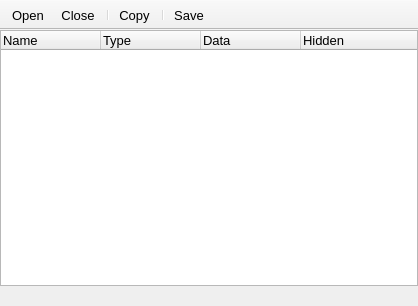
Qt form plugins/OpenHDF5/OpenHdf5.ui (NeutrinoToolkit/Neutrino) before a commit.
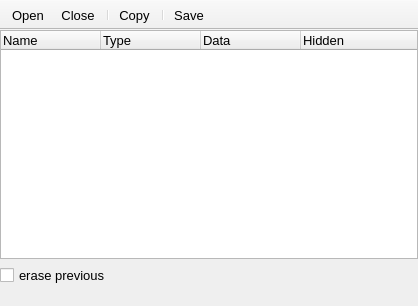
The same form after that commit. Icons and pictures are not drawn.

```diff
--- a/plugins/OpenHDF5/OpenHdf5.ui
+++ b/plugins/OpenHDF5/OpenHdf5.ui
@@ -77,6 +77,24 @@
       </column>
      </widget>
     </item>
+    <item row="1" column="0">
+     <widget class="QCheckBox" name="erasePrevious">
+      <property name="font">
+       <font>
+        <pointsize>10</pointsize>
+       </font>
+      </property>
+      <property name="toolTip">
+       <string>Opening data replaces the images opened before by this window</string>
+      </property>
+      <property name="text">
+       <string>erase previous</string>
+      </property>
+      <property name="neutrinoSave" stdset="0">
+       <bool>true</bool>
+      </property>
+     </widget>
+    </item>
    </layout>
   </widget>
   <widget class="QStatusBar" name="statusbar">
```
